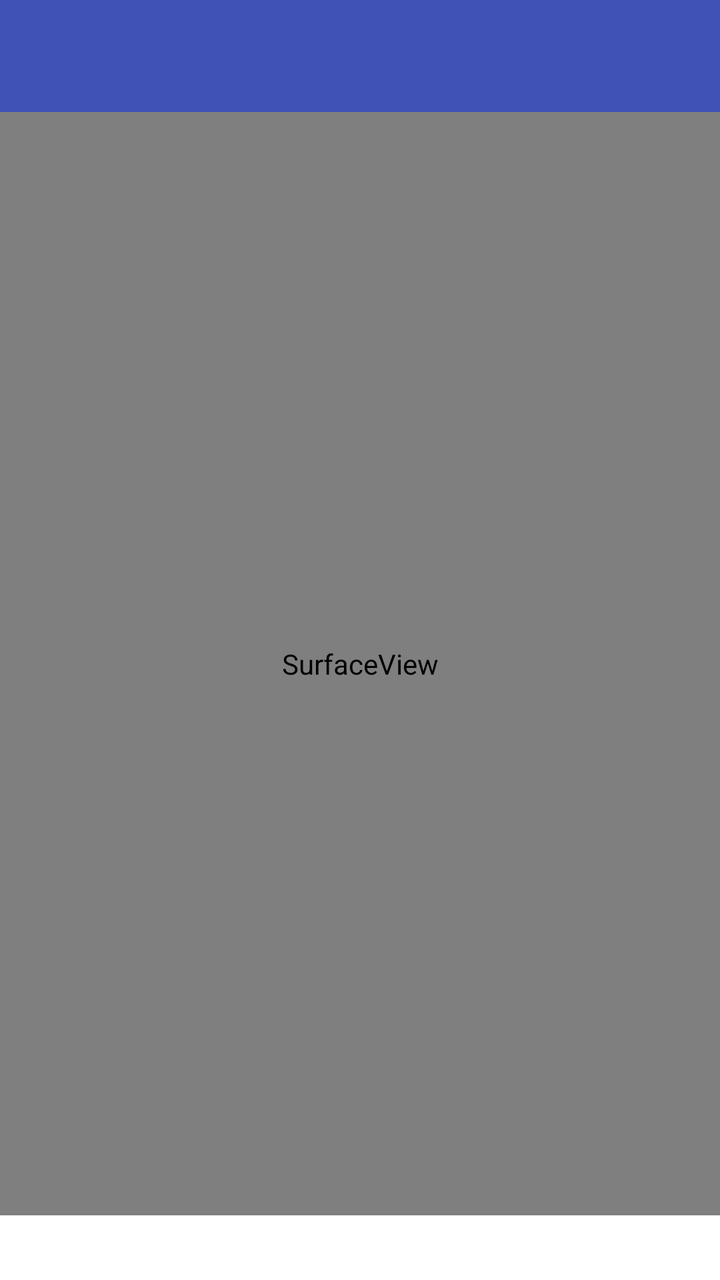
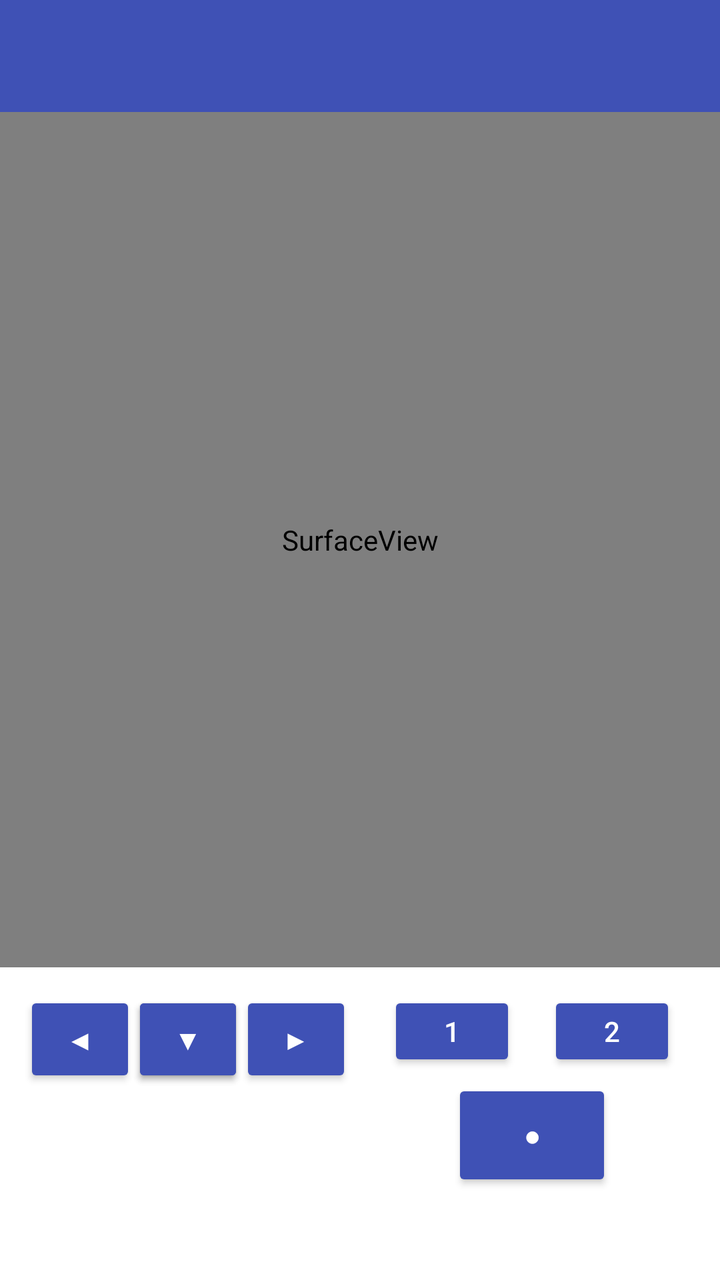

An Android layout rendered at two revisions. The XML below is the earlier revision; the diff shows what the commit changed to produce the second picture.
<!-- AndroidManifest.xml: application theme Theme.PocketHLE -->
<!-- res/layout/activity_game.xml -->
<?xml version="1.0" encoding="utf-8"?>
<LinearLayout
    xmlns:android="http://schemas.android.com/apk/res/android"
    xmlns:app="http://schemas.android.com/apk/res-auto"
    android:layout_width="match_parent"
    android:layout_height="match_parent"
    android:orientation="vertical">

    <androidx.appcompat.widget.Toolbar
        android:id="@+id/toolbar"
        android:layout_width="match_parent"
        android:layout_height="?attr/actionBarSize"
        android:background="?attr/colorPrimary"
        app:popupTheme="@style/ThemeOverlay.AppCompat.Light" />

    <FrameLayout
        android:layout_width="match_parent"
        android:layout_height="0dp"
        android:layout_weight="1"
        android:background="@android:color/black">

        <SurfaceView
            android:id="@+id/surface"
            android:layout_width="match_parent"
            android:layout_height="match_parent" />

        <ProgressBar
            android:id="@+id/progress"
            android:layout_width="wrap_content"
            android:layout_height="wrap_content"
            android:layout_gravity="center" />
    </FrameLayout>

    <TextView
        android:id="@+id/status"
        android:layout_width="match_parent"
        android:layout_height="wrap_content"
        android:background="?attr/colorSurface"
        android:fontFamily="monospace"
        android:maxLines="6"
        android:padding="8dp"
        android:scrollbars="vertical"
        android:textColor="?android:attr/textColorPrimary"
        android:textSize="12sp" />
</LinearLayout>
<!-- resources referenced by this layout -->
<resources>
  <style name="Theme.PocketHLE" parent="Theme.MaterialComponents.DayNight.NoActionBar">
          <item name="colorPrimary">@color/primary</item>
          <item name="colorPrimaryVariant">@color/primary_dark</item>
          <item name="colorOnPrimary">#FFFFFF</item>
          <item name="colorSecondary">@color/accent</item>
          <item name="colorOnSecondary">#FFFFFF</item>
          <item name="android:statusBarColor" tools:targetApi="21">@color/primary_dark</item>
          <item name="android:windowBackground">?attr/colorSurface</item>
      </style>
  <color name="primary">#3F51B5</color>
  <color name="primary_dark">#303F9F</color>
  <color name="accent">#FF4081</color>
</resources>

<!-- the commit's change to res/layout/activity_game.xml (unified diff, before → after) -->
@@ -31,6 +31,100 @@
             android:layout_gravity="center" />
     </FrameLayout>
 
+    
+    <LinearLayout
+        android:layout_width="match_parent"
+        android:layout_height="wrap_content"
+        android:orientation="horizontal"
+        android:padding="8dp">
+
+        
+        <FrameLayout
+            android:layout_width="0dp"
+            android:layout_height="wrap_content"
+            android:layout_weight="1"
+            android:padding="4dp">
+
+            <Button
+                android:id="@+id/btn_up"
+                style="?android:attr/buttonStyleSmall"
+                android:layout_width="56dp"
+                android:layout_height="48dp"
+                android:layout_gravity="center_horizontal|top"
+                android:contentDescription="@string/dpad_up"
+                android:text="@string/dpad_up_glyph" />
+
+            <Button
+                android:id="@+id/btn_down"
+                style="?android:attr/buttonStyleSmall"
+                android:layout_width="56dp"
+                android:layout_height="48dp"
+                android:layout_gravity="center_horizontal|bottom"
+                android:contentDescription="@string/dpad_down"
+                android:text="@string/dpad_down_glyph" />
+
+            <Button
+                android:id="@+id/btn_left"
+                style="?android:attr/buttonStyleSmall"
+                android:layout_width="56dp"
+                android:layout_height="48dp"
+                android:layout_gravity="start|center_vertical"
+                android:contentDescription="@string/dpad_left"
+                android:text="@string/dpad_left_glyph" />
+
+            <Button
+                android:id="@+id/btn_right"
+                style="?android:attr/buttonStyleSmall"
+                android:layout_width="56dp"
+                android:layout_height="48dp"
+                android:layout_gravity="end|center_vertical"
+                android:contentDescription="@string/dpad_right"
+                android:text="@string/dpad_right_glyph" />
+        </FrameLayout>
+
+        
+        <LinearLayout
+            android:layout_width="0dp"
+            android:layout_height="wrap_content"
+            android:layout_weight="1"
+            android:gravity="center"
+            android:orientation="vertical"
+            android:padding="4dp">
+
+            <LinearLayout
+                android:layout_width="match_parent"
+                android:layout_height="wrap_content"
+                android:gravity="center"
+                android:orientation="horizontal">
+
+                <Button
+                    android:id="@+id/btn_soft1"
+                    style="?android:attr/buttonStyleSmall"
+                    android:layout_width="64dp"
+                    android:layout_height="40dp"
+                    android:layout_marginEnd="8dp"
+                    android:text="@string/soft1_label" />
+
+                <Button
+                    android:id="@+id/btn_soft2"
+                    style="?android:attr/buttonStyleSmall"
+                    android:layout_width="64dp"
+                    android:layout_height="40dp"
+                    android:layout_marginStart="8dp"
+                    android:text="@string/soft2_label" />
+            </LinearLayout>
+
+            <Button
+                android:id="@+id/btn_action"
+                style="?android:attr/buttonStyleSmall"
+                android:layout_width="80dp"
+                android:layout_height="56dp"
+                android:layout_marginTop="4dp"
+                android:contentDescription="@string/action_button"
+                android:text="@string/action_button_glyph" />
+        </LinearLayout>
+    </LinearLayout>
+
     <TextView
         android:id="@+id/status"
         android:layout_width="match_parent"
<!-- resource entries referenced after the edit -->
@@ -1,5 +1,17 @@
 <!-- resources referenced by this layout -->
 <resources>
+  <string name="action_button">Action</string>
+  <string name="action_button_glyph">●</string>
+  <string name="dpad_down">D-pad down</string>
+  <string name="dpad_down_glyph">▼</string>
+  <string name="dpad_left">D-pad left</string>
+  <string name="dpad_left_glyph">◀</string>
+  <string name="dpad_right">D-pad right</string>
+  <string name="dpad_right_glyph">▶</string>
+  <string name="dpad_up">D-pad up</string>
+  <string name="dpad_up_glyph">▲</string>
+  <string name="soft1_label">1</string>
+  <string name="soft2_label">2</string>
   <style name="Theme.PocketHLE" parent="Theme.MaterialComponents.DayNight.NoActionBar">
           <item name="colorPrimary">@color/primary</item>
           <item name="colorPrimaryVariant">@color/primary_dark</item>
